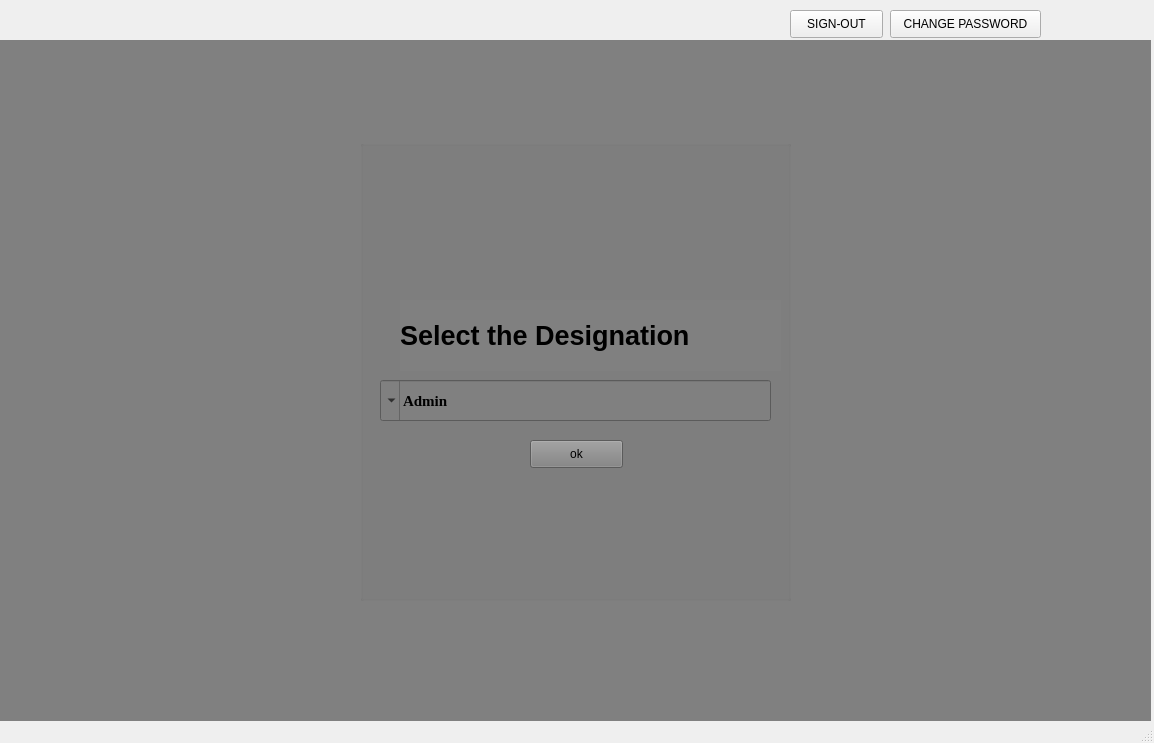
u2015s/EMS, file s1_designation.ui: the form before one commit.
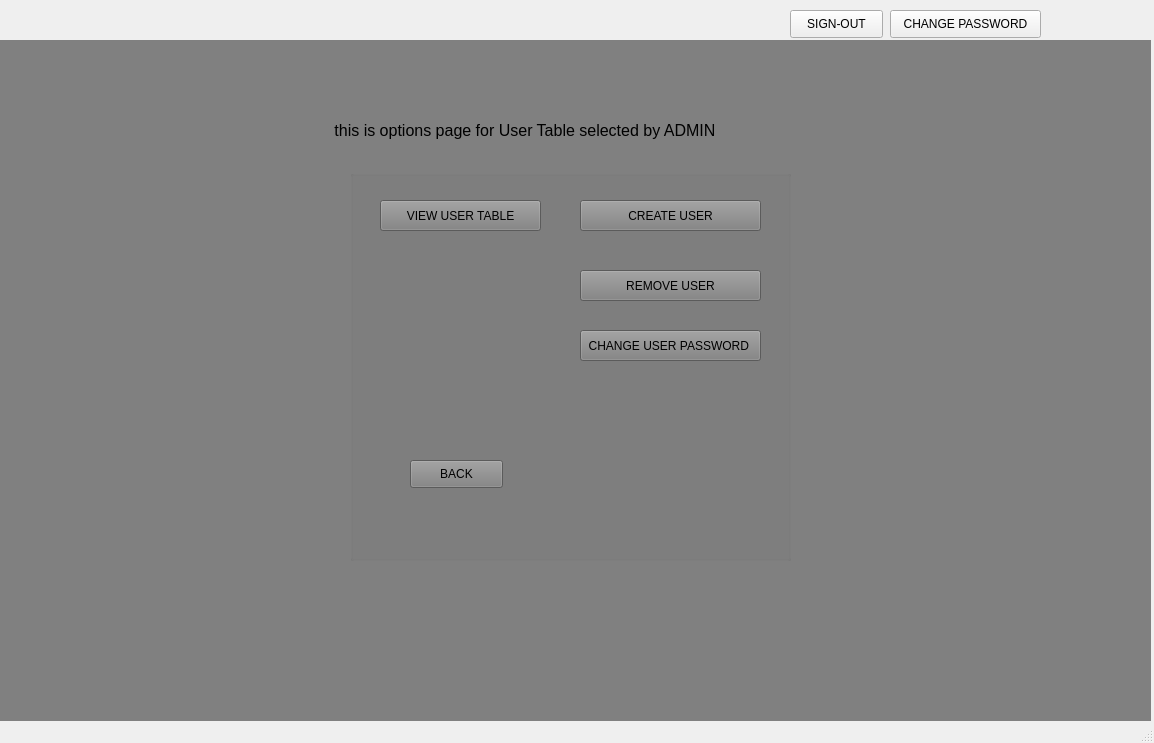
The form after the commit. The open tabs and pages were chosen to show the change.

Commit message: all required pages linked

```diff
--- a/s1_designation.ui
+++ b/s1_designation.ui
@@ -821,6 +821,104 @@
       </property>
      </widget>
     </widget>
+    <widget class="QWidget" name="optionsforUserTable">
+     <widget class="QLabel" name="label_23">
+      <property name="geometry">
+       <rect>
+        <x>330</x>
+        <y>60</y>
+        <width>491</width>
+        <height>61</height>
+       </rect>
+      </property>
+      <property name="font">
+       <font>
+        <pointsize>12</pointsize>
+       </font>
+      </property>
+      <property name="text">
+       <string> this is options page for User Table selected by ADMIN </string>
+      </property>
+     </widget>
+     <widget class="QGroupBox" name="groupBox_15">
+      <property name="geometry">
+       <rect>
+        <x>350</x>
+        <y>130</y>
+        <width>441</width>
+        <height>391</height>
+       </rect>
+      </property>
+      <property name="title">
+       <string/>
+      </property>
+      <widget class="QPushButton" name="admin_login_table_viewbutton">
+       <property name="geometry">
+        <rect>
+         <x>30</x>
+         <y>30</y>
+         <width>161</width>
+         <height>31</height>
+        </rect>
+       </property>
+       <property name="text">
+        <string>VIEW USER TABLE</string>
+       </property>
+      </widget>
+      <widget class="QPushButton" name="admin_login_table_removeuserbutton">
+       <property name="geometry">
+        <rect>
+         <x>230</x>
+         <y>100</y>
+         <width>181</width>
+         <height>31</height>
+        </rect>
+       </property>
+       <property name="text">
+        <string>REMOVE USER</string>
+       </property>
+      </widget>
+      <widget class="QPushButton" name="admin_login_table_changeUserPassbutton">
+       <property name="geometry">
+        <rect>
+         <x>230</x>
+         <y>160</y>
+         <width>181</width>
+         <height>31</height>
+        </rect>
+       </property>
+       <property name="text">
+        <string>CHANGE USER PASSWORD </string>
+       </property>
+      </widget>
+      <widget class="QPushButton" name="admin_login_table_createuserbutton">
+       <property name="geometry">
+        <rect>
+         <x>230</x>
+         <y>30</y>
+         <width>181</width>
+         <height>31</height>
+        </rect>
+       </property>
+       <property name="text">
+        <string>CREATE USER</string>
+       </property>
+      </widget>
+      <widget class="QPushButton" name="admin_login_table_backbutton">
+       <property name="geometry">
+        <rect>
+         <x>60</x>
+         <y>290</y>
+         <width>93</width>
+         <height>28</height>
+        </rect>
+       </property>
+       <property name="text">
+        <string>BACK</string>
+       </property>
+      </widget>
+     </widget>
+    </widget>
     <widget class="QWidget" name="changepassword">
      <widget class="QGroupBox" name="groupBox_20">
       <property name="geometry">
```
Left out of the diff: 313 changed lines with no effect on the pictures. The commit also changes 3 other files.
